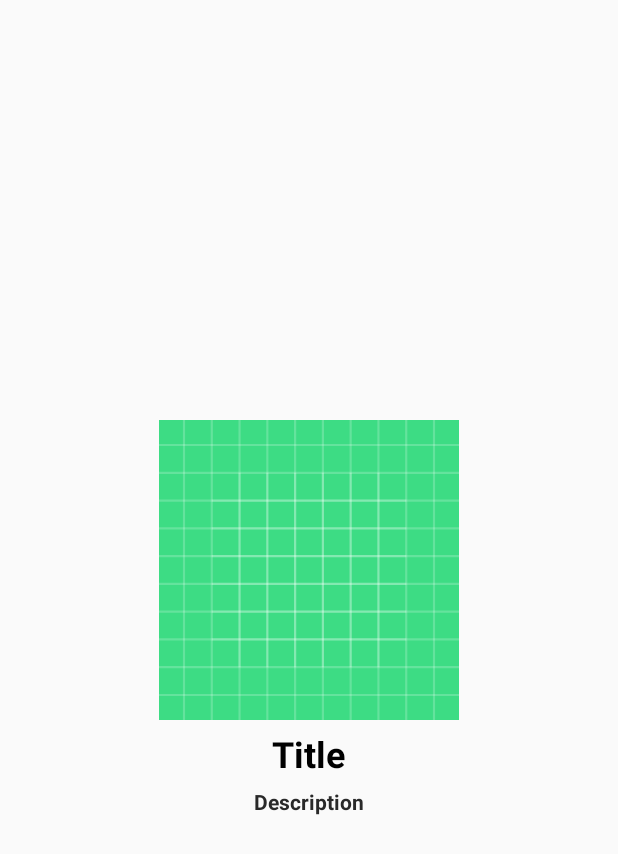
After one commit to justcoddev/LearningZone, an Android app: the layout slider_item.xml on its own in the app's theme, with its tools: preview values and no code run, on a phone screen of 412 x 824 dp. The commit adds this screen. Shown: the top 854 px of the screen. Run offline under Robolectric (Android 15) with nearby library versions, the phone set to English and light mode, and no system bars.

Commit message:
day 1-2 On Boarding Screen / Walkthrough in Android

```diff
--- /dev/null
+++ b/app/src/main/java/com/justcoddev/learningzone/SliderAdapter.java
@@ -0,0 +1,6 @@
+package com.justcoddev.learningzone;
+
+
+public class SliderAdapter {
+
+}
--- /dev/null
+++ b/app/src/main/res/layout/slider_item.xml
@@ -0,0 +1,45 @@
+<?xml version="1.0" encoding="utf-8"?>
+<RelativeLayout xmlns:android="http://schemas.android.com/apk/res/android"
+    android:layout_width="match_parent"
+    android:layout_height="match_parent"
+    android:gravity="center">
+
+    <ImageView
+        android:layout_width="match_parent"
+        android:layout_height="200dp"
+        android:src="@drawable/ic_launcher_background"
+        android:id="@+id/image_view"/>
+
+    <TextView
+        android:layout_width="wrap_content"
+        android:layout_height="wrap_content"
+        android:layout_below="@+id/image_view"
+        android:layout_centerHorizontal="true"
+        android:layout_marginTop="6dp"
+        android:text="Title"
+        android:textSize="24sp"
+        android:textStyle="bold"
+        android:textColor="@color/black"
+        android:id="@+id/title"/>
+
+    <TextView
+        android:layout_width="wrap_content"
+        android:layout_height="wrap_content"
+        android:layout_below="@+id/title"
+        android:layout_centerHorizontal="true"
+        android:layout_marginTop="6dp"
+        android:layout_marginStart="30dp"
+        android:layout_marginEnd="30dp"
+        android:text="Description"
+        android:textSize="14sp"
+        android:textStyle="bold"
+        android:textAlignment="center"
+        android:textColor="#292929"
+        android:id="@+id/description"/>
+
+
+
+
+
+
+</RelativeLayout>
--- a/app/src/main/res/values/themes.xml
+++ b/app/src/main/res/values/themes.xml
@@ -1,6 +1,6 @@
 <resources xmlns:tools="http://schemas.android.com/tools">
     <!-- Base application theme. -->
-    <style name="Theme.LearningZone" parent="Theme.AppCompat.Light.DarkActionBar">
+    <style name="Theme.LearningZone" parent="Theme.AppCompat.Light.NoActionBar"> <!--Se cambia de DarkActionBar a NoActionBar-->
         <!-- Primary brand color. -->
         <item name="colorPrimary">@color/purple_500</item>
         <item name="colorPrimaryDark">@color/purple_700</item>
```
Also changed, not shown: app/src/main/java/com/justcoddev/learningzone/Data.java (added, +37 -0 lines), app/src/main/java/com/justcoddev/learningzone/MainActivity.java (+6 -2 lines), app/src/main/res/drawable/btn_bg.xml (added, +8 -0 lines), app/src/main/res/drawable/selected_dpt.xml (added, +11 -0 lines), app/src/main/res/drawable/unselected_dot.xml (added, +11 -0 lines), app/src/main/res/layout/activity_main.xml (+37 -7 lines).
